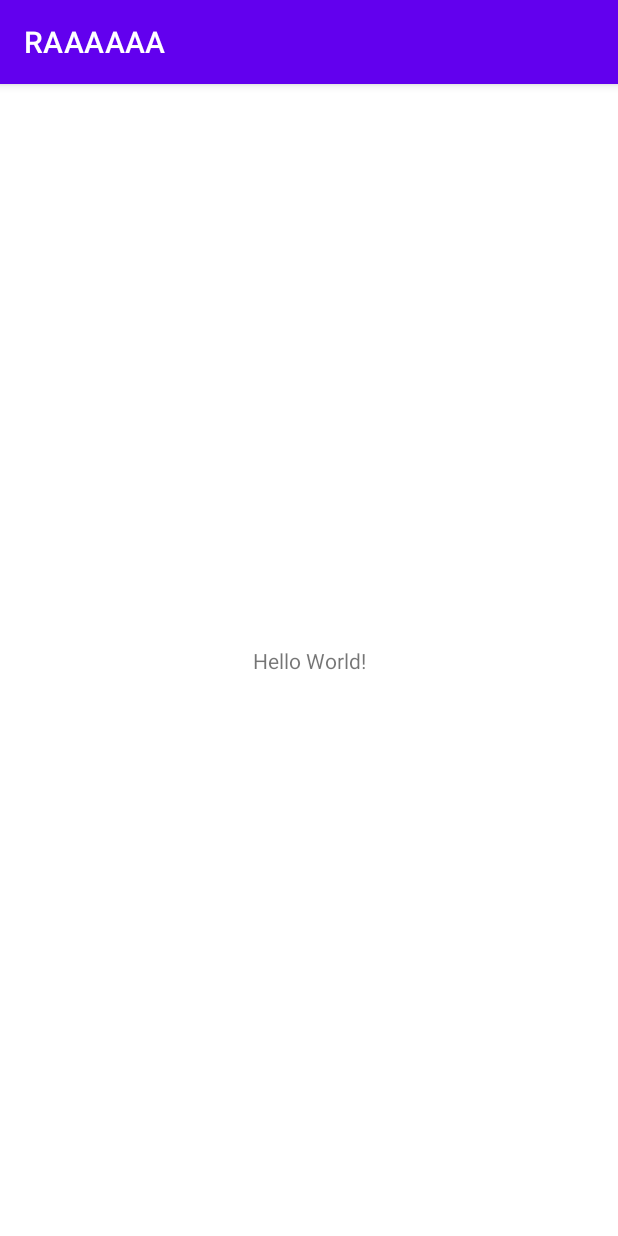
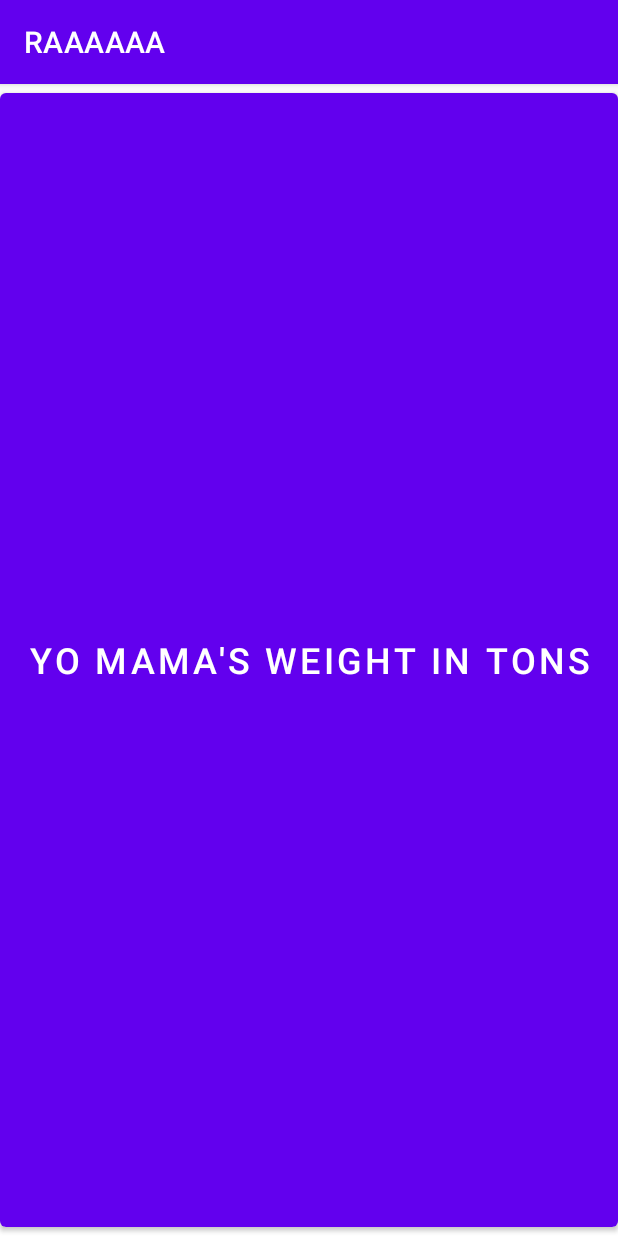
Before and after one commit to ThompsonSeamus/RAAAAAA, an Android app: the screen it shows after launch (MainActivity), on a phone screen of 412 x 824 dp. Run offline under Robolectric (Android 15) with nearby library versions, the phone set to English and light mode, and no system bars.

Commit message:
Seamus update mama update

```diff
--- a/app/src/main/java/com/example/raaaaaa/MainActivity.java
+++ b/app/src/main/java/com/example/raaaaaa/MainActivity.java
@@ -2,10 +2,15 @@ package com.example.raaaaaa;
 
 import androidx.appcompat.app.AppCompatActivity;
 
+import android.annotation.SuppressLint;
 import android.os.Bundle;
+import android.view.View;
+import android.widget.Button;
 
 public class MainActivity extends AppCompatActivity {
 
+    Button mamaWeight;
+    boolean displayingHerWeight;
     @Override
     protected void onCreate(Bundle savedInstanceState) {
         super.onCreate(savedInstanceState);
@@ -14,6 +19,26 @@ public class MainActivity extends AppCompatActivity {
         int yoMamaWeightTons = Integer.MAX_VALUE;
 
         boolean isVisible = true; //??????????nerd-emoji????????
+        displayingHerWeight = false;
+
+        mamaWeight = findViewById(R.id.yo_mama_weight_button);
+        mamaWeight.setOnClickListener(new View.OnClickListener() {
+            //Boolean displayingHerWeight =
+            @SuppressLint("SetTextI18n")
+            @Override
+            public void onClick(View v) {
+                if(!displayingHerWeight){
+                    mamaWeight.setText(R.string.yo_mamas_weight);
+                    displayingHerWeight = true;
+                }else{
+                    mamaWeight.setText(yoMamaWeightTons + "");
+                    displayingHerWeight = false;
+                }
+            }
+        });
+
+
+
     }
 
 }
--- a/app/src/main/res/layout/activity_main.xml
+++ b/app/src/main/res/layout/activity_main.xml
@@ -6,10 +6,12 @@
     android:layout_height="match_parent"
     tools:context=".MainActivity">
 
-    <TextView
-        android:layout_width="wrap_content"
-        android:layout_height="wrap_content"
-        android:text="Hello World!"
+    <Button
+        android:id="@+id/yo_mama_weight_button"
+        android:layout_width="0dp"
+        android:layout_height="0dp"
+        android:text="@string/yo_mamas_weight"
+        android:textSize="24sp"
         app:layout_constraintBottom_toBottomOf="parent"
         app:layout_constraintEnd_toEndOf="parent"
         app:layout_constraintStart_toStartOf="parent"
--- a/app/src/main/res/values/strings.xml
+++ b/app/src/main/res/values/strings.xml
@@ -91,4 +91,5 @@
         "when a user tries to pick up one of cards.\n\n"
     </string>
     <string name="action_settings">Settings</string>
+    <string name="yo_mamas_weight">Yo Mama\'s Weight in Tons</string>
 </resources>
```
